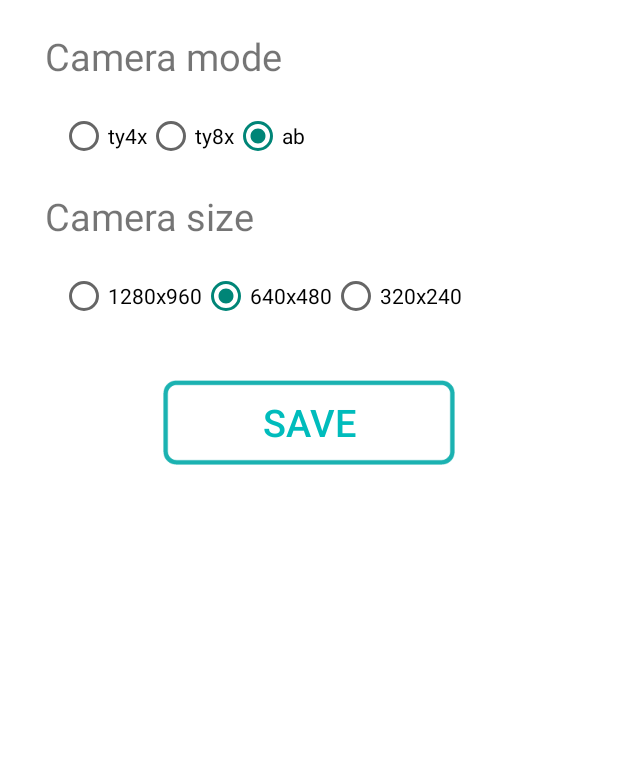
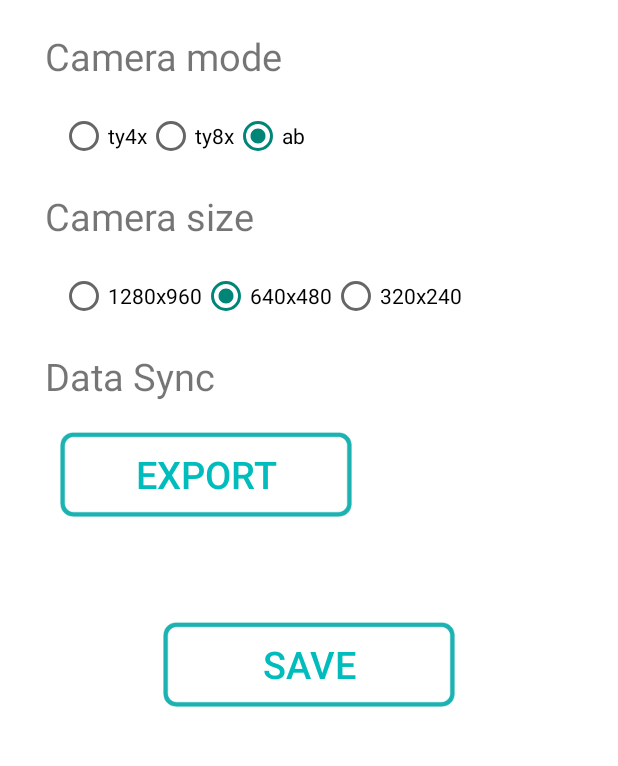
Before and after one commit to cwh643/wound, an Android app: the layout setting_fragment.xml on its own in the app's theme, with its tools: preview values and no code run, on a phone screen of 412 x 824 dp, the part 405-1171 px from its top. Run offline under Robolectric (Android 15) with nearby library versions, the phone set to English and light mode, and no system bars.

Commit message:
添加了文件导出按钮

```diff
--- a/android/InjuriesApp/app/src/main/res/layout/setting_fragment.xml
+++ b/android/InjuriesApp/app/src/main/res/layout/setting_fragment.xml
@@ -167,6 +167,35 @@
 
                     </LinearLayout>
                 </TableRow>
+                <TableRow android:padding="10dp">
+
+                    <TextView
+                        android:layout_width="wrap_content"
+                        android:layout_height="wrap_content"
+                        android:text="@string/setting_data_sync"
+                        android:textSize="@dimen/rec_title_size" />
+                </TableRow>
+                <TableRow android:padding="10dp">
+
+                    <LinearLayout
+                        android:layout_width="700dp"
+                        android:layout_height="wrap_content"
+                        android:layout_marginLeft="10dp"
+                        android:orientation="horizontal">
+                        <Button
+                            android:id="@+id/btn_export"
+                            android:layout_width="wrap_content"
+                            android:layout_height="wrap_content"
+                            android:layout_gravity="center_horizontal"
+                            android:layout_marginTop="30dp"
+                            android:background="@mipmap/btn_photo_bg"
+                            android:text="@string/setting_data_export"
+                            android:textColor="@color/btn_title"
+                            android:textSize="@dimen/rec_title_size" />
+
+
+                    </LinearLayout>
+                </TableRow>
             </TableLayout>
 
             <Button
--- a/android/InjuriesApp/app/src/main/res/values/strings.xml
+++ b/android/InjuriesApp/app/src/main/res/values/strings.xml
@@ -33,6 +33,8 @@
     <string name="setting_server_url">Servers URL</string>
     <string name="setting_camera_mode">Camera mode</string>
     <string name="setting_camera_size">Camera size</string>
+    <string name="setting_data_sync">Data Sync</string>
+    <string name="setting_data_export">Export</string>
 
     <string name="modify_pw_title">Change Password</string>
     <string name="modify_pw_old">Old Password</string>
```
Also changed, not shown: android/InjuriesApp/app/src/main/java/com/dnion/app/android/injuriesapp/SettingFragment.java (+30 -0 lines), 2 other files.
